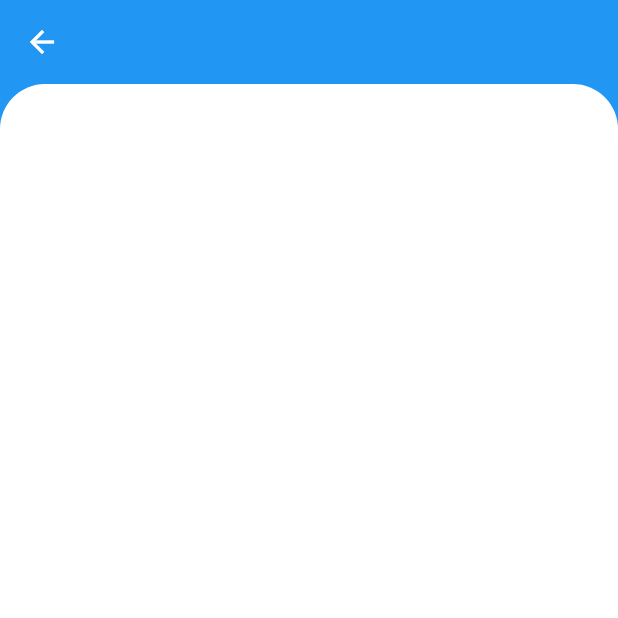
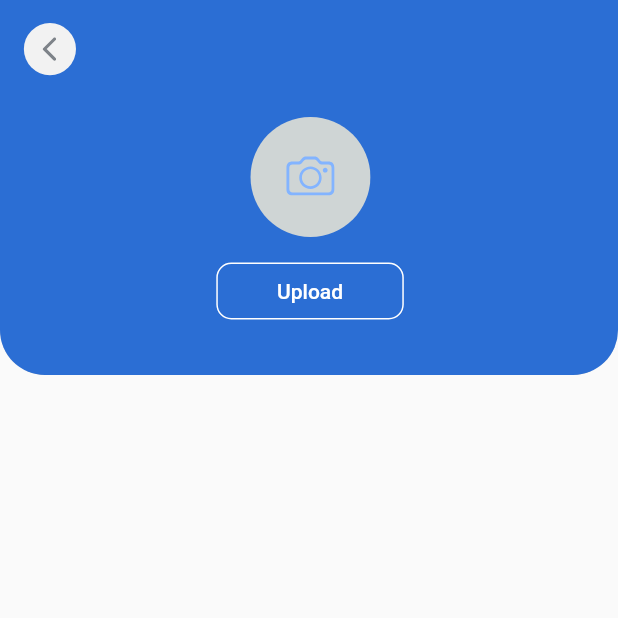
Before and after one commit to Mdasker/Driver_App, a Flutter app: the RegistrationPage screen opened directly, on a phone screen of 412 x 824 dp, the top half of it. Run offline on Flutter 3.47's test engine with Material 2 defaults, Android fonts, the phone set to English and light mode, and no system bars; our stand-ins replace flutter_svg.

Commit message:
registration page update

```diff
--- a/lib/registration_page.dart
+++ b/lib/registration_page.dart
@@ -1,4 +1,5 @@
 import 'package:flutter/material.dart';
+import 'package:flutter_svg/svg.dart';
 
 class RegistrationPage extends StatefulWidget {
   const RegistrationPage({Key? key}) : super(key: key);
@@ -12,33 +13,81 @@ class _RegistrationPageState extends State<RegistrationPage> {
   @override
   Widget build(BuildContext context) {
     return Scaffold(
-      backgroundColor: Theme.of(context).accentColor,
-      appBar: AppBar(
-        elevation: 0.0,
-        backgroundColor: Theme.of(context).accentColor,
-        title: Text(
-          "",
-          style: TextStyle(
-            fontSize: 23,
-          ),
-        ),
-        centerTitle: true,
-      ),
-      body: Container(
-    child: Container(
-    height: 800,
-    width: double.infinity,
-    decoration: BoxDecoration(
-    color: Colors.white,
-    borderRadius: BorderRadius.only(
-    topLeft: Radius.circular(30),
-    topRight: Radius.circular(30),
-    )
+      appBar:RoundedAppBar(),
 
-    ),
-    ),
-      ),
 
     );
   }
 }
+
+
+class RoundedAppBar extends StatelessWidget implements PreferredSizeWidget {
+
+  @override
+  Size get preferredSize => Size.fromHeight(250);
+
+  @override
+  Widget build(BuildContext context) {
+    return ClipRRect(
+
+      borderRadius: BorderRadius.only(
+        bottomLeft: Radius.circular(30.0),
+        bottomRight: Radius.circular(30.0),
+      ),
+      child: AppBar(
+        leading: InkWell(
+          onTap:  (){
+            Navigator.of(context).pop();
+          },
+          child: Padding(
+            padding: const EdgeInsets.only(left: 10,top: 10),
+            child: Container(
+                width: 29,
+                height: 29,
+                child: Padding(
+                  padding: const EdgeInsets.all(5.0),
+                  child: SvgPicture.asset("assets/icons/back_arrow_icon.svg",
+                  ),
+                )),
+          ),
+        ) ,
+        backgroundColor:Color(0xFF2B6ED4),
+
+        flexibleSpace: Stack(
+          children: [
+            Positioned(
+              bottom: 37,
+              left: MediaQuery.of(context).size.width * 0.35,
+              //top: 118,
+              child: Center(
+                child: Column(
+                  mainAxisSize: MainAxisSize.min,
+                  children: [
+                    SvgPicture.asset("assets/icons/registration_camera_icon.svg"),
+                    SizedBox(height: 17,),
+                    Container(
+                      height: 38,
+                      width: 125,
+                      decoration: BoxDecoration(
+                        borderRadius: BorderRadius.circular(10.0), // Adjust the radius as per your needs
+                        border: Border.all(
+                          color: Colors.white,
+                          width: 1.0,
+                        ),
+                      ),
+                      child: TextButton(
+                          onPressed: (){},
+                          child: Text("Upload",style: TextStyle(color: Colors.white),)
+                      ),
+                    ),
+                  ],
+                ),
+              ),
+            ),
+          ],
+
+        ),
+      ),
+    );
+  }
+}
```
Also changed, not shown: assets/icons/back_arrow_icon.svg (added), assets/icons/registration_camera_icon.svg (added).
